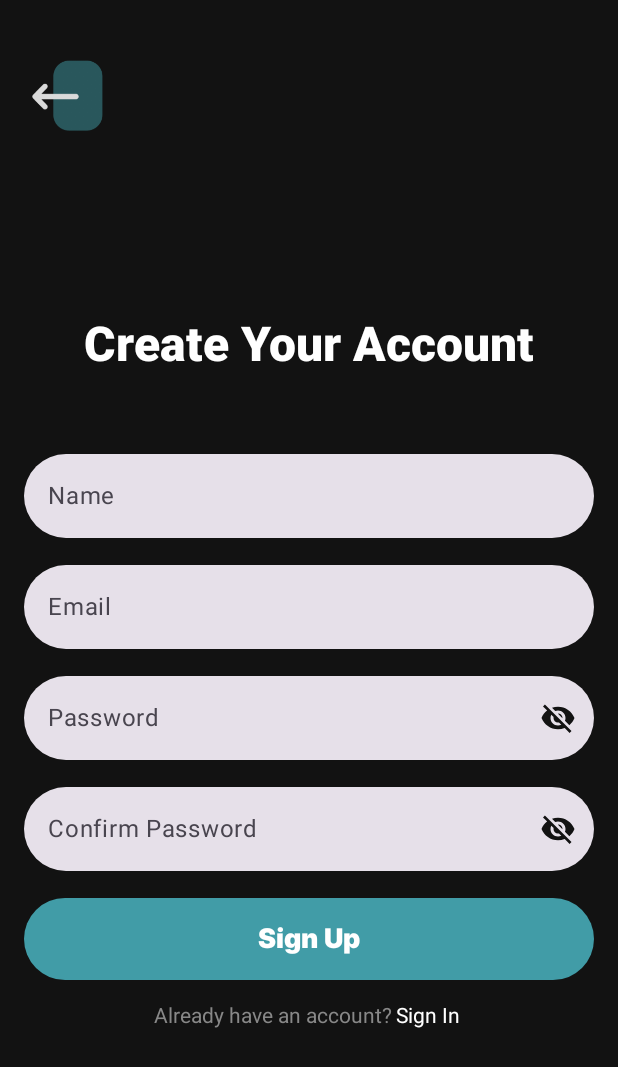
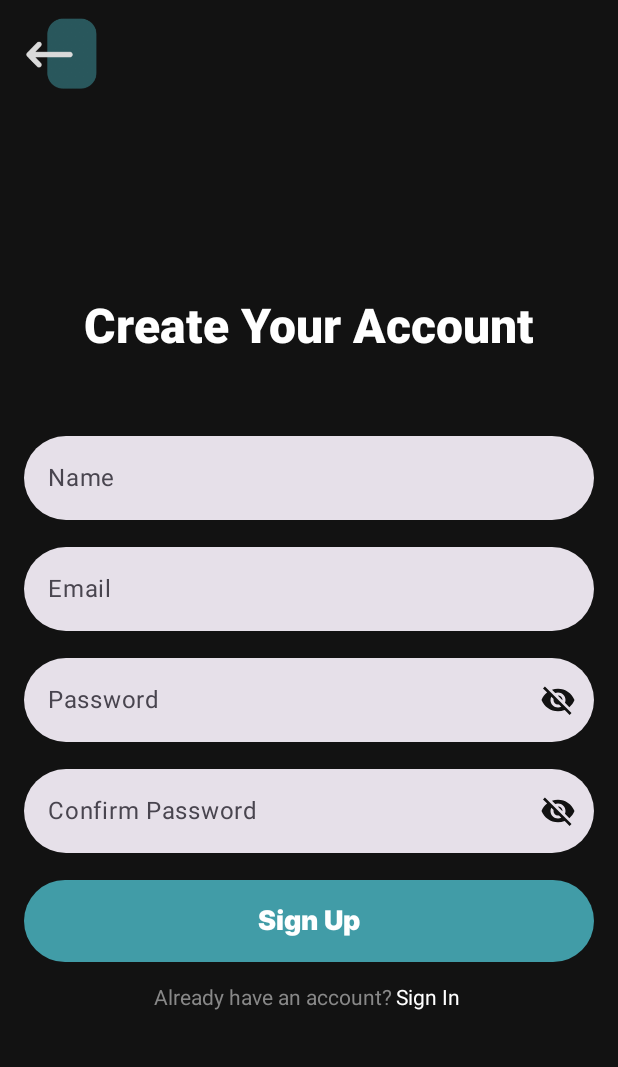
Before and after one commit to Abdullah-Faik/habit-tracker, an Android app built with Jetpack Compose: the @Preview function RegisterPrev, on a phone screen of 412 x 824 dp. Shown: the top 1067 px of the screen. Run offline under Robolectric (Android 15) with nearby library versions, the phone set to English and light mode, and no system bars; our stand-ins replace Firebase (no records; nobody signed in at launch, a user with empty details on screens opened directly).

Commit message:
fixing topbar  scaffold

```diff
--- a/app/src/main/AndroidManifest.xml
+++ b/app/src/main/AndroidManifest.xml
@@ -14,6 +14,7 @@
         tools:targetApi="31">
         <activity
             android:name=".MainActivity"
+            android:windowSoftInputMode="adjustResize"
             android:exported="true"
             android:theme="@style/Theme.Habittracker">
             <intent-filter>
--- a/app/src/main/java/com/fola/habit_tracker/ui/auth/Register.kt
+++ b/app/src/main/java/com/fola/habit_tracker/ui/auth/Register.kt
@@ -10,12 +10,19 @@ import androidx.compose.foundation.layout.Column
 import androidx.compose.foundation.layout.IntrinsicSize
 import androidx.compose.foundation.layout.Row
 import androidx.compose.foundation.layout.fillMaxSize
+import androidx.compose.foundation.layout.imePadding
 import androidx.compose.foundation.layout.padding
 import androidx.compose.foundation.layout.size
 import androidx.compose.foundation.layout.width
+import androidx.compose.foundation.rememberScrollState
+import androidx.compose.foundation.verticalScroll
+import androidx.compose.material3.ExperimentalMaterial3Api
 import androidx.compose.material3.IconButton
 import androidx.compose.material3.Scaffold
 import androidx.compose.material3.Text
+import androidx.compose.material3.TopAppBar
+import androidx.compose.material3.TopAppBarColors
+import androidx.compose.material3.TopAppBarDefaults
 import androidx.compose.runtime.Composable
 import androidx.compose.runtime.collectAsState
 import androidx.compose.ui.Alignment
@@ -35,6 +42,7 @@ import com.fola.habit_tracker.ui.components.PasswordInputField
 import com.fola.habit_tracker.ui.components.StyledButton
 
 
+@OptIn(ExperimentalMaterial3Api::class)
 @SuppressLint("ResourceType")
 @Composable
 fun RegisterScreen(
@@ -50,12 +58,15 @@ fun RegisterScreen(
 
     Scaffold(
         topBar = {
+            TopAppBar(
+                title = {},
+                navigationIcon = {
                     Box(
                         Modifier
                             .clickable(
                                 onClick = onBackButton
                             )
-                    .padding(top = 32.dp, start = 16.dp)
+                            .padding(start = 8.dp)
                     )
                     {
                         Image(
@@ -64,12 +75,20 @@ fun RegisterScreen(
                             modifier = Modifier.size(56.dp)
                         )
                     }
+                },
+                colors = TopAppBarDefaults.topAppBarColors(
+                    containerColor = colorResource(R.color.basic_background)
+                )
+
+            )
         }
 
     ) { innerPadding ->
         Column(
             modifier = modifier
                 .fillMaxSize()
+                .imePadding()
+                .verticalScroll(rememberScrollState())
                 .background(color = colorResource(R.color.basic_background))
                 .padding(horizontal = 16.dp, vertical = 32.dp)
                 .padding(innerPadding),
@@ -85,7 +104,8 @@ fun RegisterScreen(
             )
             Column(
                 verticalArrangement = Arrangement.spacedBy(18.dp),
-                modifier = Modifier.padding(vertical = 18.dp)
+                modifier = Modifier
+                    .padding(vertical = 18.dp)
             ) {
                 InputField(
                     value = nameState.value.text,
@@ -93,6 +113,7 @@ fun RegisterScreen(
                     placeholder = "Name",
                     errorText = nameState.value.errorMessage,
                     uiState = nameState.value.state
+
                 )
                 InputField(
                     value = emailState.value.text,
--- a/app/src/main/java/com/fola/habit_tracker/ui/components/PasswordField.kt
+++ b/app/src/main/java/com/fola/habit_tracker/ui/components/PasswordField.kt
@@ -32,7 +32,7 @@ fun PasswordInputField(
     value: String,
     onValueChange: (String) -> Unit,
     placeholder: String = "",
-    keyboardType: KeyboardType = KeyboardType.Email,
+    keyboardType: KeyboardType = KeyboardType.Password,
     uiState: UiState = UiState.IDLE,
     errorMessage: String = ""
 ) {
```
Lines whose indentation alone changed are shown as unchanged.
